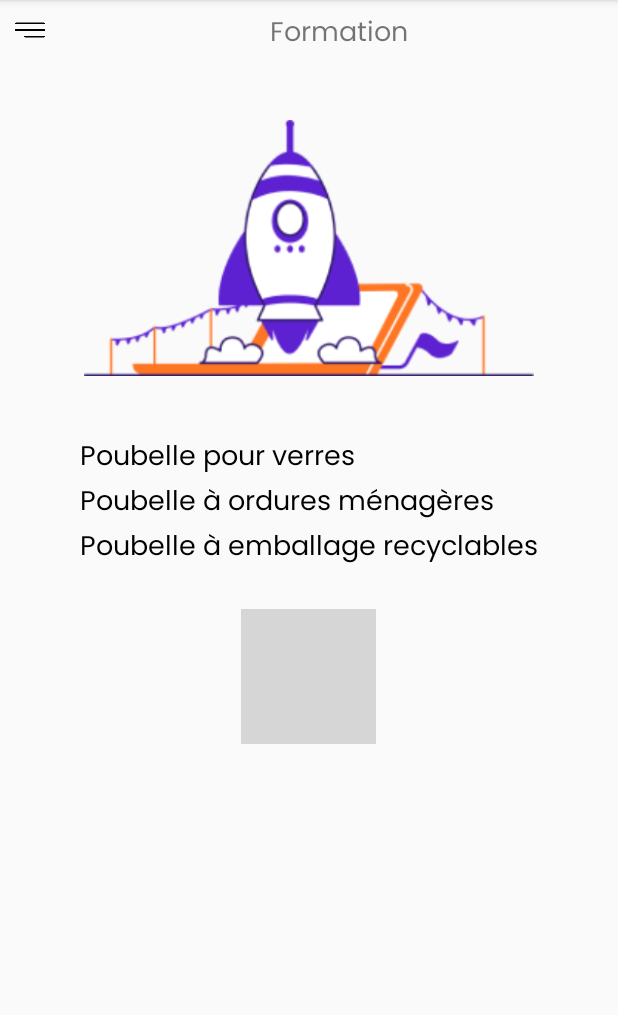
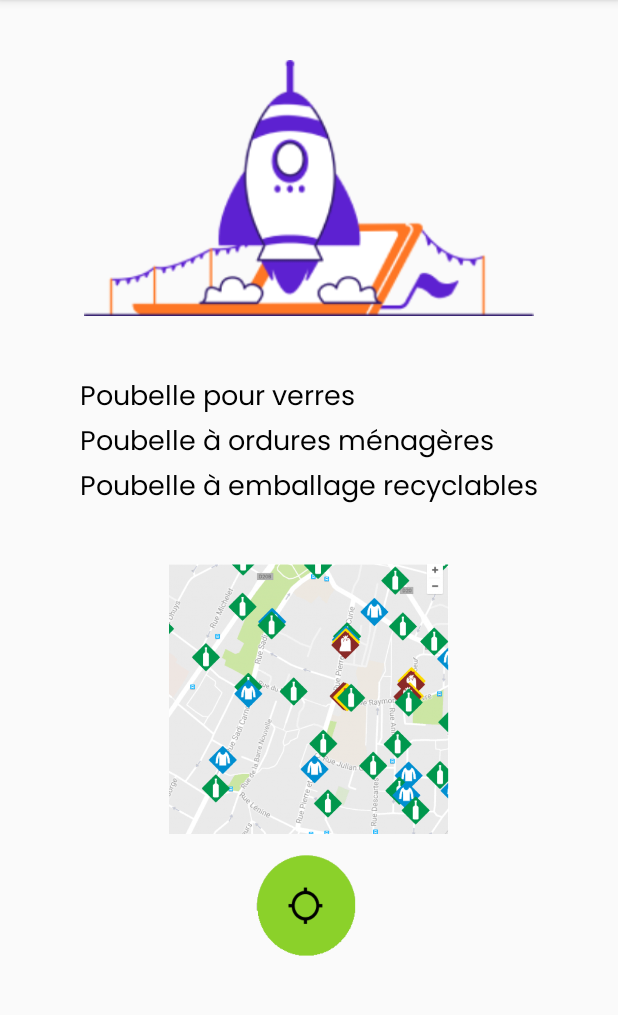
Before and after one commit to mat-planchot/gomi, an Android app: the LocalisationActivity screen opened directly, with no data from a screen before it, on a phone screen of 412 x 824 dp, the part 84-1099 px from its top. Run offline under Robolectric (Android 15) with nearby library versions, the phone set to English and light mode, and no system bars; grey boxes are pictures that could not be loaded.

```diff
--- a/app/src/main/AndroidManifest.xml
+++ b/app/src/main/AndroidManifest.xml
@@ -16,7 +16,7 @@
         android:supportsRtl="true"
         android:theme="@style/AppTheme">
         <activity android:name=".ParameterActivity"></activity>
-        <activity android:name=".WasteSorting" />
+        <activity android:name=".WasteSortingActivity" />
         <activity android:name=".FormationActivity" />
         <activity android:name=".LocalisationActivity" />
         <activity android:name=".SettingsActivity" />
--- a/app/src/main/java/fr/epsi/gomi/LocalisationActivity.java
+++ b/app/src/main/java/fr/epsi/gomi/LocalisationActivity.java
@@ -3,6 +3,7 @@ package fr.epsi.gomi;
 import androidx.appcompat.app.AppCompatActivity;
 
 import android.os.Bundle;
+import android.view.View;
 
 public class LocalisationActivity extends AppCompatActivity {
 
@@ -11,4 +12,7 @@ public class LocalisationActivity extends AppCompatActivity {
         super.onCreate(savedInstanceState);
         setContentView(R.layout.activity_localisation);
     }
+
+    public void gpsClick(View view) {
+    }
 }
--- a/app/src/main/res/layout/activity_formation.xml
+++ b/app/src/main/res/layout/activity_formation.xml
@@ -55,7 +55,8 @@
         android:background="@drawable/rounded_corners"
         android:paddingHorizontal="125dp"
         android:paddingVertical="15dp"
-        tools:textSize="14sp" />
+        tools:textSize="14sp"
+        android:onClick="begin"/>
 
 
 
--- a/app/src/main/res/layout/activity_localisation.xml
+++ b/app/src/main/res/layout/activity_localisation.xml
@@ -6,37 +6,12 @@
     android:layout_height="match_parent"
     tools:context=".LocalisationActivity">
 
-    <LinearLayout
-        android:id="@+id/contentMenu"
-        android:orientation="horizontal"
-        android:layout_width="fill_parent"
-        android:layout_height="wrap_content">
-        <ImageView
-            android:id="@+id/menu_icon"
-            android:contentDescription="@string/menu"
-            android:layout_width="40dp"
-            android:layout_height="40dp"
-            android:src="@drawable/menu"
-            android:layout_gravity="start"
-            android:padding="10dp" />
-        <TextView
-            android:id="@+id/titleLocalisation"
-            android:layout_width="match_parent"
-            android:layout_height="match_parent"
-            android:textAlignment="center"
-            android:paddingVertical="8dp"
-            android:text="@string/title_page_localisation"
-            android:textSize="18sp"
-            android:fontFamily="@font/poppins" />
-    </LinearLayout>
-
     <ImageView
         android:id="@+id/rocket"
         android:contentDescription="@string/photo_localisation"
         android:layout_width="300dp"
         android:layout_height="200dp"
         android:layout_centerHorizontal="true"
-        android:layout_below="@id/contentMenu"
         android:layout_marginTop="25dp"
         android:src="@drawable/photo_localisation"
         android:layout_gravity="end" />
@@ -94,15 +69,23 @@
     </LinearLayout>
 
     <ImageView
-        android:id="@+id/code_barre"
+        android:id="@+id/localisation_img"
         android:contentDescription="@string/img_scan"
-        android:layout_width="90dp"
-        android:layout_height="90dp"
+        android:layout_width="wrap_content"
+        android:layout_height="200dp"
         android:layout_below="@id/contentLegend"
         android:layout_centerHorizontal="true"
         android:layout_marginTop="25dp"
-        android:src="@drawable/barcode"
+        android:src="@drawable/localisation"
         android:layout_gravity="center"
         android:padding="10dp" />
+    <Button
+        android:id="@+id/localisation_icon"
+        android:layout_width="80sp"
+        android:layout_height="80sp"
+        android:layout_below="@id/localisation_img"
+        android:background="@drawable/localisation_icon"
+        style="@style/CustomGreenCenterButton"
+        android:onClick="gpsClick"/>
 
 </RelativeLayout>
--- a/app/src/main/res/layout/activity_waste_sorting.xml
+++ b/app/src/main/res/layout/activity_waste_sorting.xml
@@ -6,11 +6,12 @@
     <ImageView
         android:id="@+id/choiceTrashImg"
         style="@style/CustomImageView"
+        android:layout_height="200dp"
         android:src="@drawable/choice_trash"
         android:contentDescription="@string/app_name" />
 
     <ListView
-        android:id="@+id/list_view"
+        android:id="@android:id/list"
         android:layout_width="match_parent"
         android:layout_height="wrap_content"
         android:layout_below="@id/choiceTrashImg"
--- a/app/src/main/res/layout/rowlayout.xml
+++ b/app/src/main/res/layout/rowlayout.xml
@@ -8,7 +8,7 @@
         android:contentDescription="row"
         android:id="@+id/icon"
         android:layout_width="match_parent"
-        android:layout_height="60dp"
+        android:layout_height="120dp"
         android:layout_marginLeft="10dp"
         android:layout_marginRight="10dp"
         android:layout_marginTop="10dp">
@@ -22,6 +22,7 @@
         android:layout_marginTop="10dp"
         android:layout_marginBottom="10dp"
         android:layout_marginLeft="10dp"
+        android:gravity="center"
         android:text="text"
         android:textSize="20sp" >
     </TextView>
--- a/app/src/main/res/values/strings.xml
+++ b/app/src/main/res/values/strings.xml
@@ -64,7 +64,6 @@
     <string name="legend_glass">Poubelle pour verres</string>
     <string name="legend_household">Poubelle à ordures ménagères</string>
     <string name="legend_recycle">Poubelle à emballage recyclables</string>
-    <string name="localisation"> </string>
 
     <string name="title_page_settings">Paramètres</string>
     <string name="photo_settings">paramètre</string>
```
Also changed, not shown: app/src/main/java/fr/epsi/gomi/FormationActivity.java (+8 -0 lines), app/src/main/java/fr/epsi/gomi/MonAdaptateurDeListe.java (+37 -12 lines), app/src/main/java/fr/epsi/gomi/WasteSorting.java (deleted, +0 -20 lines), app/src/main/java/fr/epsi/gomi/WasteSortingActivity.java (added, +17 -0 lines), app/src/main/res/drawable/localisation.png (added), app/src/main/res/drawable/localisation_icon.png (added).
